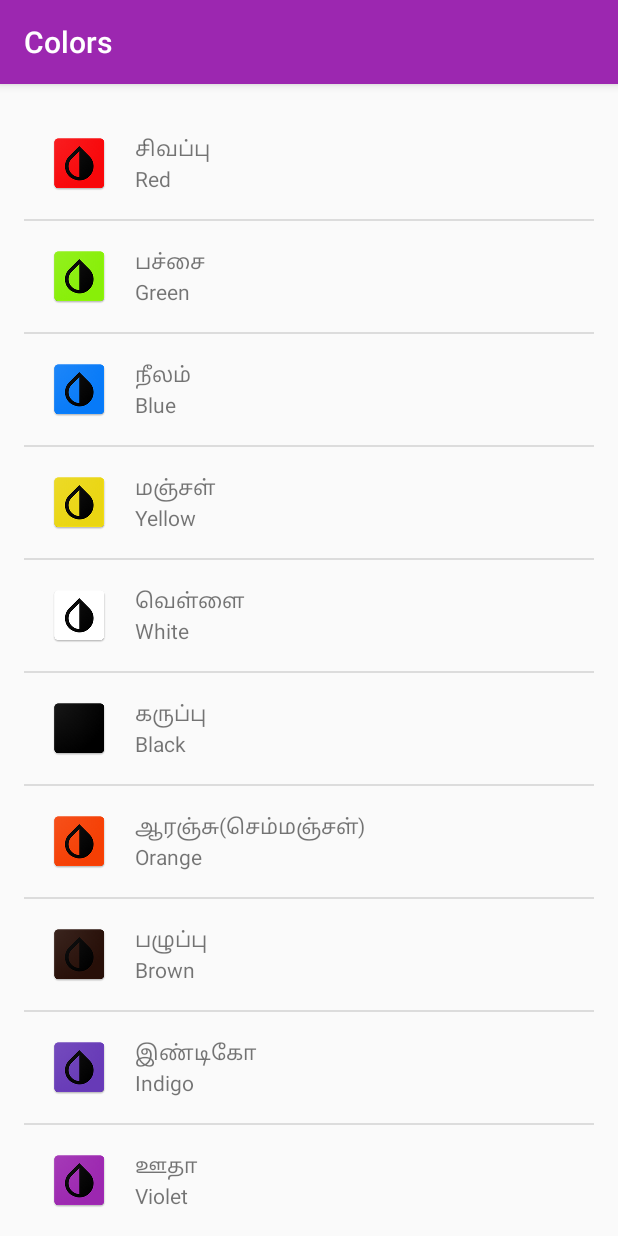
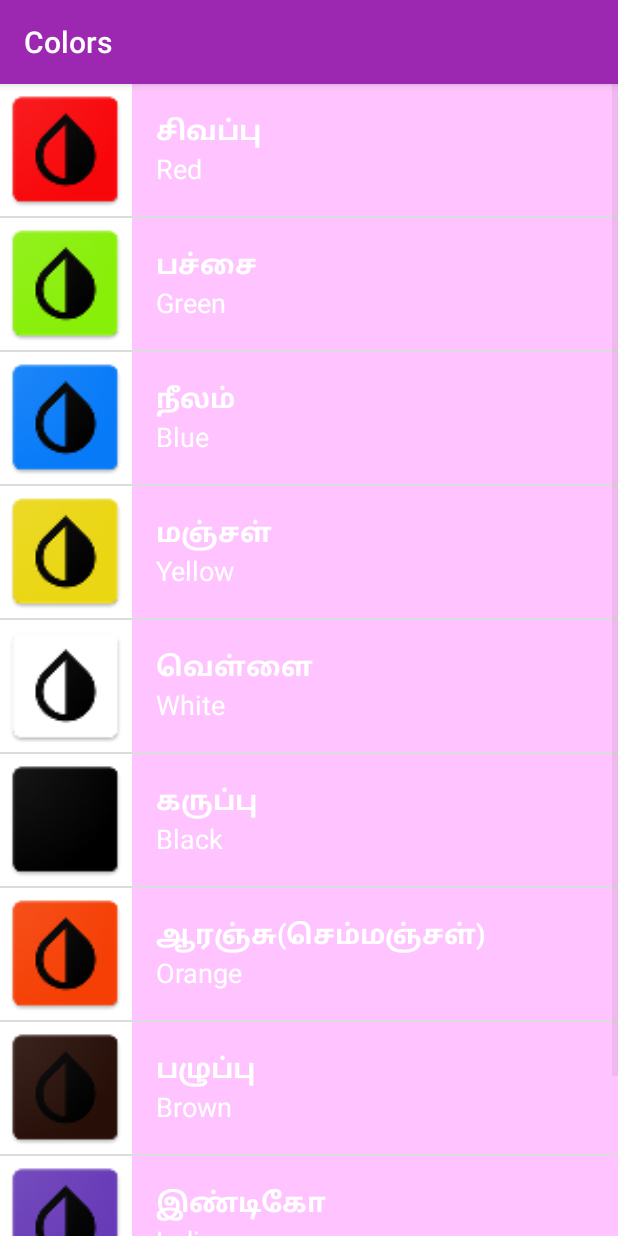
Before and after one commit to madhank93/TamilAndroidApp, an Android app: the ColorsActivity screen opened directly, with no data from a screen before it, on a phone screen of 412 x 824 dp. Run offline under Robolectric (Android 15) with nearby library versions, the light colour scheme and no system bars.

Commit message:
App UI changes.

```diff
--- a/app/src/main/res/layout/activity_main.xml
+++ b/app/src/main/res/layout/activity_main.xml
@@ -11,35 +11,30 @@
         android:id="@+id/numbers"
         style="@style/CategoryStyle"
         android:background="@color/category_numbers"
-        android:text="@string/category_numbers"
-        android:textColor="@color/text_color"/>
+        android:text="@string/category_numbers"/>
 
     <TextView
         android:id="@+id/family"
         style="@style/CategoryStyle"
         android:background="@color/category_family"
-        android:text="@string/category_family"
-        android:textColor="@color/text_color"/>
+        android:text="@string/category_family"/>
 
     <TextView
         android:id="@+id/colors"
         style="@style/CategoryStyle"
         android:background="@color/category_colors"
-        android:text="@string/category_colors"
-        android:textColor="@color/text_color"/>
+        android:text="@string/category_colors"/>
 
     <TextView
         android:id="@+id/poem"
         style="@style/CategoryStyle"
         android:background="@color/category_phrases"
-        android:text="@string/category_poem"
-        android:textColor="@color/text_color"/>
+        android:text="@string/category_poem"/>
 
     <TextView
         android:id="@+id/phrases"
         style="@style/CategoryStyle"
         android:background="@color/category_poem"
-        android:text="@string/category_phrases"
-        android:textColor="@color/text_color"/>
+        android:text="@string/category_phrases"/>
 
 </LinearLayout>
--- a/app/src/main/res/layout/list_item.xml
+++ b/app/src/main/res/layout/list_item.xml
@@ -2,34 +2,40 @@
 <LinearLayout xmlns:android="http://schemas.android.com/apk/res/android"
     android:layout_width="match_parent"
     android:layout_height="wrap_content"
-    android:gravity="center_vertical"
-    android:orientation="horizontal"
-    android:minHeight="?android:attr/listPreferredItemHeight"
-    android:footerDividersEnabled="false"
-    android:padding="16dp">
+    android:background="@color/tan_background"
+    android:minHeight="@dimen/list_item_height"
+    android:orientation="horizontal">
 
     <ImageView
         android:id="@+id/list_item_icon"
-        android:layout_width="wrap_content"
-        android:layout_height="wrap_content"
-        android:src="@mipmap/ic_launcher"/>
+        android:layout_width="@dimen/list_item_height"
+        android:layout_height="@dimen/list_item_height"/>
 
     <LinearLayout
-        android:layout_width="0dp"
-        android:layout_height="wrap_content"
-        android:layout_weight="1"
+        android:layout_width="match_parent"
+        android:layout_height="match_parent"
+        android:background="@color/category_numbers"
         android:orientation="vertical"
         android:paddingLeft="16dp">
 
         <TextView
             android:id="@+id/tamil_text_view"
             android:layout_width="match_parent"
-            android:layout_height="wrap_content"/>
+            android:layout_height="0dp"
+            android:layout_weight="1"
+            android:gravity="bottom"
+            android:textAppearance="?android:textAppearanceMedium"
+            android:textColor="@android:color/white"
+            android:textStyle="bold"/>
 
         <TextView
             android:id="@+id/english_text_view"
             android:layout_width="match_parent"
-            android:layout_height="wrap_content"/>
+            android:layout_height="0dp"
+            android:layout_weight="1"
+            android:gravity="top"
+            android:textAppearance="?android:textAppearanceMedium"
+            android:textColor="@android:color/white"/>
 
     </LinearLayout>
 
--- a/app/src/main/res/layout/word_list.xml
+++ b/app/src/main/res/layout/word_list.xml
@@ -3,9 +3,4 @@
     android:id="@+id/list"
     android:orientation="vertical"
     android:layout_width="match_parent"
-    android:layout_height="match_parent"
-    android:paddingBottom="@dimen/activity_vertical_margin"
-    android:paddingLeft="@dimen/activity_horizontal_margin"
-    android:paddingRight="@dimen/activity_horizontal_margin"
-    android:paddingTop="@dimen/activity_vertical_margin"
-    android:headerDividersEnabled="false"/>
+    android:layout_height="match_parent"/>
```
